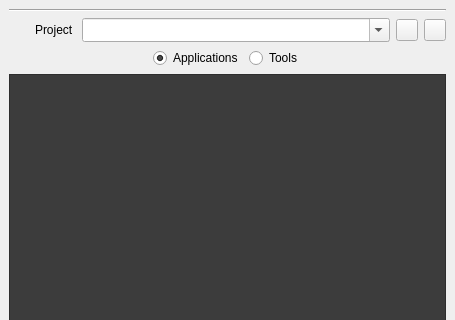
The window that standalone/python/launcher/control_chaos_launcher.ui (mrmcdog23/controlChaos) describes before a commit, drawn with Qt 5; both pictures show x 0 to 455 and y 0 to 320 of the 455 by 526 pixel window.
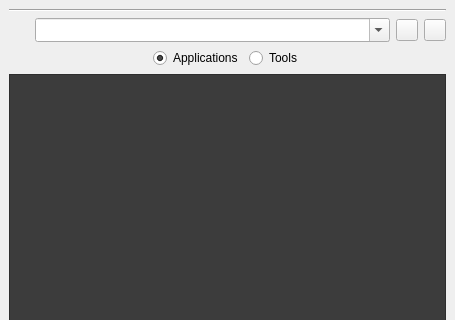
The same window after the commit.

The edit to the form file:
```diff
--- a/standalone/python/launcher/control_chaos_launcher.ui
+++ b/standalone/python/launcher/control_chaos_launcher.ui
@@ -235,13 +235,6 @@
         </property>
        </widget>
       </item>
-      <item>
-       <widget class="QLabel" name="lbl_project">
-        <property name="text">
-         <string>Project </string>
-        </property>
-       </widget>
-      </item>
       <item>
        <widget class="QComboBox" name="cmb_project">
         <property name="sizePolicy">
```
Left out of the diff: 2 changed lines with no effect on the pictures.
